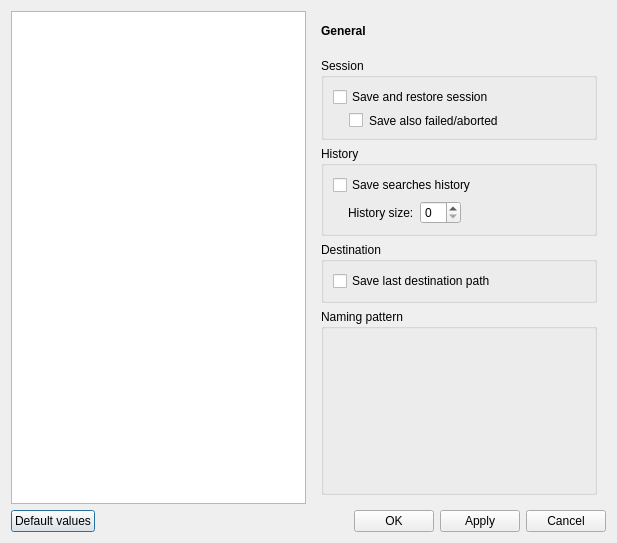
Old version of the form src/grooveoff/ConfigDialog.ui in the repository gcala/grooveoff.
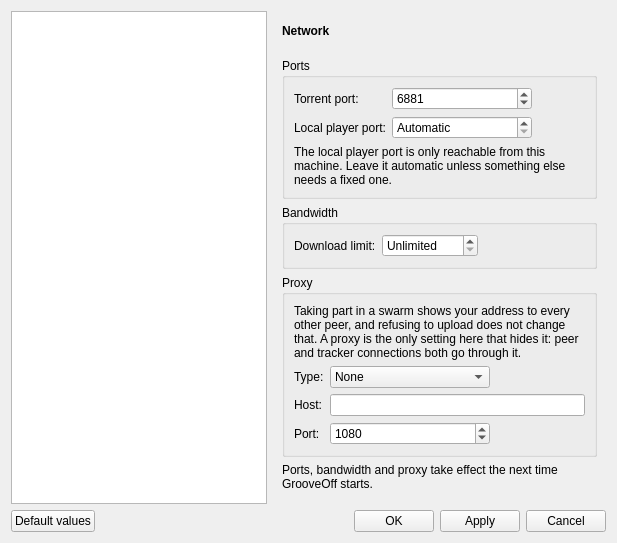
New version of the form. The open tabs and pages were chosen to show the change.

Commit message: Keep the cache under a ceiling, and say so in the settings

```diff
--- a/src/grooveoff/ConfigDialog.ui
+++ b/src/grooveoff/ConfigDialog.ui
@@ -31,7 +31,7 @@
        <property name="currentIndex">
         <number>0</number>
        </property>
-       <widget class="QWidget" name="generalSettingsPage">
+       <widget class="QWidget" name="playbackSettingsPage">
         <layout class="QVBoxLayout" name="verticalLayout_7">
          <item>
           <layout class="QHBoxLayout" name="horizontalLayout_3">
@@ -47,12 +47,12 @@
               </font>
              </property>
              <property name="text">
-              <string>General</string>
+              <string>Playback</string>
              </property>
             </widget>
            </item>
            <item>
-            <widget class="QLabel" name="generalPageIcon">
+            <widget class="QLabel" name="playbackPageIcon">
              <property name="sizePolicy">
               <sizepolicy hsizetype="Fixed" vsizetype="Preferred">
                <horstretch>0</horstretch>
@@ -79,25 +79,15 @@
           </layout>
          </item>
          <item>
-          <widget class="QGroupBox" name="groupBox_6">
+          <widget class="QGroupBox" name="startupBox">
            <property name="title">
-            <string>Session</string>
+            <string>Startup</string>
            </property>
            <layout class="QVBoxLayout" name="verticalLayout_9">
             <item>
-             <widget class="QCheckBox" name="saveSession">
+             <widget class="QCheckBox" name="restorePlayback">
               <property name="text">
-               <string>Save and restore session</string>
-              </property>
-             </widget>
-            </item>
-            <item>
-             <widget class="QCheckBox" name="saveAborted">
-              <property name="styleSheet">
-               <string notr="true">margin-left: 16px;</string>
-              </property>
-              <property name="text">
-               <string>Save also failed/aborted</string>
+               <string>Restore the track that was playing, paused</string>
               </property>
              </widget>
             </item>
@@ -105,31 +95,15 @@
           </widget>
          </item>
          <item>
-          <widget class="QGroupBox" name="groupBox">
-           <property name="font">
-            <font>
-             <weight>50</weight>
-             <bold>false</bold>
-            </font>
-           </property>
+          <widget class="QGroupBox" name="bufferingBox">
            <property name="title">
-            <string>History</string>
+            <string>Buffering</string>
            </property>
            <layout class="QVBoxLayout" name="verticalLayout_2">
-            <item>
-             <widget class="QCheckBox" name="saveSearches">
-              <property name="text">
-               <string>Save searches history</string>
-              </property>
-             </widget>
-            </item>
             <item>
              <layout class="QHBoxLayout" name="horizontalLayout_4">
-              <property name="leftMargin">
-               <number>15</number>
-              </property>
               <item>
-               <widget class="QLabel" name="label_3">
+               <widget class="QLabel" name="bufferSecondsLabel">
                 <property name="sizePolicy">
                  <sizepolicy hsizetype="Fixed" vsizetype="Preferred">
                   <horstretch>0</horstretch>
@@ -137,18 +111,30 @@
                  </sizepolicy>
                 </property>
                 <property name="text">
-                 <string>History size:</string>
+                 <string>Audio to keep ahead of the player:</string>
                 </property>
                </widget>
               </item>
               <item>
-               <widget class="QSpinBox" name="historySize">
+               <widget class="QSpinBox" name="bufferSeconds">
                 <property name="maximumSize">
                  <size>
-                  <width>100</width>
+                  <width>120</width>
                   <height>16777215</height>
                  </size>
                 </property>
+                <property name="suffix">
+                 <string> s</string>
+                </property>
+                <property name="minimum">
+                 <number>1</number>
+                </property>
+                <property name="maximum">
+                 <number>120</number>
+                </property>
+                <property name="value">
+                 <number>10</number>
+                </property>
                </widget>
               </item>
               <item>
@@ -166,50 +152,45 @@
               </item>
              </layout>
             </item>
-           </layout>
-          </widget>
-         </item>
-         <item>
-          <widget class="QGroupBox" name="groupBox_4">
-           <property name="title">
-            <string>Destination</string>
-           </property>
-           <layout class="QVBoxLayout" name="verticalLayout_6">
             <item>
-             <widget class="QCheckBox" name="saveDestination">
+             <widget class="QCheckBox" name="prefetchNext">
               <property name="text">
-               <string>Save last destination path</string>
+               <string>Bring up the next track while the current one plays</string>
               </property>
              </widget>
             </item>
-           </layout>
-          </widget>
-         </item>
-         <item>
-          <widget class="QGroupBox" name="groupBox_7">
-           <property name="title">
-            <string>Naming pattern</string>
-           </property>
-           <layout class="QVBoxLayout" name="verticalLayout_10">
             <item>
-             <spacer name="verticalSpacer">
-              <property name="orientation">
-               <enum>Qt::Vertical</enum>
+             <widget class="QLabel" name="prefetchHint">
+              <property name="text">
+               <string>Without this the playlist stops at every change of track, waiting for the next torrent to find its peers.</string>
               </property>
-              <property name="sizeHint" stdset="0">
-               <size>
-                <width>20</width>
-                <height>40</height>
-               </size>
+              <property name="wordWrap">
+               <bool>true</bool>
               </property>
-             </spacer>
+              <property name="styleSheet">
+               <string notr="true">margin-left: 20px;</string>
+              </property>
+             </widget>
             </item>
            </layout>
           </widget>
          </item>
+         <item>
+          <spacer name="verticalSpacer">
+           <property name="orientation">
+            <enum>Qt::Vertical</enum>
+           </property>
+           <property name="sizeHint" stdset="0">
+            <size>
+             <width>20</width>
+             <height>40</height>
+            </size>
+           </property>
+          </spacer>
+         </item>
         </layout>
        </widget>
-       <widget class="QWidget" name="performanceSettingsPage">
+       <widget class="QWidget" name="cacheSettingsPage">
         <layout class="QVBoxLayout" name="verticalLayout_5">
          <item>
           <layout class="QHBoxLayout" name="horizontalLayout_5">
@@ -225,12 +206,12 @@
               </font>
              </property>
              <property name="text">
-              <string>Performance</string>
+              <string>Cache</string>
              </property>
             </widget>
            </item>
            <item>
-            <widget class="QLabel" name="performancePageIcon">
+            <widget class="QLabel" name="cachePageIcon">
              <property name="sizePolicy">
               <sizepolicy hsizetype="Fixed" vsizetype="Preferred">
                <horstretch>0</horstretch>
@@ -257,41 +238,15 @@
           </layout>
          </item>
          <item>
-          <widget class="QGroupBox" name="groupBox_2">
+          <widget class="QGroupBox" name="cacheBox">
            <property name="title">
-            <string>Covers</string>
+            <string>Disk space</string>
            </property>
            <layout class="QVBoxLayout" name="verticalLayout_3">
             <item>
-             <widget class="QCheckBox" name="loadCovers">
-              <property name="text">
-               <string>Load covers</string>
-              </property>
-             </widget>
-            </item>
-            <item>
-             <widget class="QCheckBox" name="emptyCache">
-              <property name="styleSheet">
-               <string notr="true">margin-left: 16px;</string>
-              </property>
-              <property name="text">
-               <string>Empty covers cache on exit</string>
-              </property>
-             </widget>
-            </item>
-           </layout>
-          </widget>
-         </item>
-         <item>
-          <widget class="QGroupBox" name="groupBox_3">
-           <property name="title">
-            <string>Results</string>
-           </property>
-           <layout class="QVBoxLayout" name="verticalLayout_4">
-            <item>
-             <layout class="QHBoxLayout" name="horizontalLayout_6">
+             <layout class="QHBoxLayout" name="horizontalLayout_8">
               <item>
-               <widget class="QLabel" name="label_4">
+               <widget class="QLabel" name="cacheSizeLabel">
                 <property name="sizePolicy">
                  <sizepolicy hsizetype="Fixed" vsizetype="Preferred">
                   <horstretch>0</horstretch>
@@ -299,20 +254,32 @@
                  </sizepolicy>
                 </property>
                 <property name="text">
-                 <string>Limit search results:</string>
+                 <string>Keep at most:</string>
                 </property>
                </widget>
               </item>
               <item>
-               <widget class="QSpinBox" name="numResults">
+               <widget class="QSpinBox" name="cacheSize">
                 <property name="maximumSize">
                  <size>
-                  <width>100</width>
+                  <width>140</width>
                   <height>16777215</height>
                  </size>
                 </property>
+                <property name="suffix">
+                 <string> MB</string>
+                </property>
+                <property name="specialValueText">
+                 <string>No limit</string>
+                </property>
                 <property name="maximum">
-                 <number>999</number>
+                 <number>1048576</number>
+                </property>
+                <property name="singleStep">
+                 <number>256</number>
+                </property>
+                <property name="value">
+                 <number>2048</number>
                 </property>
                </widget>
               </item>
@@ -332,51 +299,40 @@
              </layout>
             </item>
             <item>
-             <widget class="QLabel" name="label_5">
+             <widget class="QLabel" name="cacheUsage">
               <property name="text">
-               <string>(0 means unlimited results)</string>
+               <string/>
               </property>
-              <property name="alignment">
-               <set>Qt::AlignCenter</set>
+             </widget>
+            </item>
+            <item>
+             <widget class="QLabel" name="cacheHint">
+              <property name="text">
+               <string>When the cache is full the least recently played torrents are thrown away. Nothing leaves your playlists: a track whose data are gone is simply fetched again the next time you play it.</string>
               </property>
+              <property name="wordWrap">
+               <bool>true</bool>
+              </property>
              </widget>
             </item>
-           </layout>
-          </widget>
-         </item>
-         <item>
-          <widget class="QGroupBox" name="groupBox_5">
-           <property name="title">
-            <string>Downloads</string>
-           </property>
-           <layout class="QVBoxLayout" name="verticalLayout_8">
             <item>
-             <layout class="QHBoxLayout" name="horizontalLayout_7">
+             <widget class="QCheckBox" name="emptyCacheOnExit">
+              <property name="text">
+               <string>Empty the cache when GrooveOff closes</string>
+              </property>
+             </widget>
+            </item>
+            <item>
+             <layout class="QHBoxLayout" name="horizontalLayout_9">
               <item>
-               <widget class="QLabel" name="label_6">
+               <widget class="QPushButton" name="emptyCacheButton">
                 <property name="text">
-                 <string>Max simultaneous downloads:</string>
+                 <string>Empty the cache now</string>
                 </property>
                </widget>
               </item>
               <item>
-               <widget class="QSpinBox" name="maxDownloads">
-                <property name="maximumSize">
-                 <size>
-                  <width>100</width>
-                  <height>16777215</height>
-                 </size>
-                </property>
-                <property name="minimum">
-                 <number>1</number>
-                </property>
-                <property name="value">
-                 <number>5</number>
-                </property>
-               </widget>
-              </item>
-              <item>
-               <spacer name="horizontalSpacer_4">
+               <spacer name="horizontalSpacer_5">
                 <property name="orientation">
                  <enum>Qt::Horizontal</enum>
                 </property>
@@ -390,15 +346,189 @@
               </item>
              </layout>
             </item>
+           </layout>
+          </widget>
+         </item>
+         <item>
+          <spacer name="verticalSpacer_2">
+           <property name="orientation">
+            <enum>Qt::Vertical</enum>
+           </property>
+           <property name="sizeHint" stdset="0">
+            <size>
+             <width>238</width>
+             <height>60</height>
+            </size>
+           </property>
+          </spacer>
+         </item>
+        </layout>
+       </widget>
+       <widget class="QWidget" name="networkSettingsPage">
+        <layout class="QVBoxLayout" name="verticalLayout_11">
+         <item>
+          <layout class="QHBoxLayout" name="horizontalLayout_10">
+           <property name="bottomMargin">
+            <number>10</number>
+           </property>
+           <item>
+            <widget class="QLabel" name="label_7">
+             <property name="font">
+              <font>
+               <weight>75</weight>
+               <bold>true</bold>
+              </font>
+             </property>
+             <property name="text">
+              <string>Network</string>
+             </property>
+            </widget>
+           </item>
+           <item>
+            <widget class="QLabel" name="networkPageIcon">
+             <property name="sizePolicy">
+              <sizepolicy hsizetype="Fixed" vsizetype="Preferred">
+               <horstretch>0</horstretch>
+               <verstretch>0</verstretch>
+              </sizepolicy>
+             </property>
+             <property name="minimumSize">
+              <size>
+               <width>22</width>
+               <height>22</height>
+              </size>
+             </property>
+             <property name="maximumSize">
+              <size>
+               <width>22</width>
+               <height>22</height>
+              </size>
+             </property>
+             <property name="text">
+              <string/>
+             </property>
+            </widget>
+           </item>
+          </layout>
+         </item>
+         <item>
+          <widget class="QGroupBox" name="portsBox">
+           <property name="title">
+            <string>Ports</string>
+           </property>
+           <layout class="QFormLayout" name="formLayout">
+            <item row="0" column="0">
+             <widget class="QLabel" name="listenPortLabel">
+              <property name="text">
+               <string>Torrent port:</string>
+              </property>
+             </widget>
+            </item>
+            <item row="0" column="1">
+             <widget class="QSpinBox" name="listenPort">
+              <property name="maximumSize">
+               <size>
+                <width>140</width>
+                <height>16777215</height>
+               </size>
+              </property>
+              <property name="minimum">
+               <number>1024</number>
+              </property>
+              <property name="maximum">
+               <number>65535</number>
+              </property>
+              <property name="value">
+               <number>6881</number>
+              </property>
+             </widget>
+            </item>
+            <item row="1" column="0">
+             <widget class="QLabel" name="streamPortLabel">
+              <property name="text">
+               <string>Local player port:</string>
+              </property>
+             </widget>
+            </item>
+            <item row="1" column="1">
+             <widget class="QSpinBox" name="streamPort">
+              <property name="maximumSize">
+               <size>
+                <width>140</width>
+                <height>16777215</height>
+               </size>
+              </property>
+              <property name="specialValueText">
+               <string>Automatic</string>
+              </property>
+              <property name="maximum">
+               <number>65535</number>
+              </property>
+             </widget>
+            </item>
+            <item row="2" column="0" colspan="2">
+             <widget class="QLabel" name="streamPortHint">
+              <property name="text">
+               <string>The local player port is only reachable from this machine. Leave it automatic unless something else needs a fixed one.</string>
+              </property>
+              <property name="wordWrap">
+               <bool>true</bool>
+              </property>
+             </widget>
+            </item>
+           </layout>
+          </widget>
+         </item>
+         <item>
+          <widget class="QGroupBox" name="bandwidthBox">
+           <property name="title">
+            <string>Bandwidth</string>
+           </property>
+           <layout class="QHBoxLayout" name="horizontalLayout_11">
             <item>
-             <spacer name="verticalSpacer_2">
+             <widget class="QLabel" name="downloadRateLabel">
+              <property name="sizePolicy">
+               <sizepolicy hsizetype="Fixed" vsizetype="Preferred">
+                <horstretch>0</horstretch>
+                <verstretch>0</verstretch>
+               </sizepolicy>
+              </property>
+              <property name="text">
+               <string>Download limit:</string>
+              </property>
+             </widget>
+            </item>
+            <item>
+             <widget class="QSpinBox" name="downloadRateLimit">
+              <property name="maximumSize">
+               <size>
+                <width>160</width>
+                <height>16777215</height>
+               </size>
+              </property>
+              <property name="suffix">
+               <string> KB/s</string>
+              </property>
+              <property name="specialValueText">
+               <string>Unlimited</string>
+              </property>
+              <property name="maximum">
+               <number>102400</number>
+              </property>
+              <property name="singleStep">
+               <number>50</number>
+              </property>
+             </widget>
+            </item>
+            <item>
+             <spacer name="horizontalSpacer_6">
               <property name="orientation">
-               <enum>Qt::Vertical</enum>
+               <enum>Qt::Horizontal</enum>
               </property>
               <property name="sizeHint" stdset="0">
                <size>
-                <width>238</width>
-                <height>137</height>
+                <width>40</width>
+                <height>20</height>
                </size>
               </property>
              </spacer>
@@ -406,6 +536,120 @@
            </layout>
           </widget>
          </item>
+         <item>
+          <widget class="QGroupBox" name="proxyBox">
+           <property name="title">
+            <string>Proxy</string>
+           </property>
+           <layout class="QVBoxLayout" name="verticalLayout_12">
+            <item>
+             <widget class="QLabel" name="proxyHint">
+              <property name="text">
+               <string>Taking part in a swarm shows your address to every other peer, and refusing to upload does not change that. A proxy is the only setting here that hides it: peer and tracker connections both go through it.</string>
+              </property>
+              <property name="wordWrap">
+               <bool>true</bool>
+              </property>
+             </widget>
+            </item>
+            <item>
+             <layout class="QFormLayout" name="formLayout_2">
+              <item row="0" column="0">
+               <widget class="QLabel" name="proxyTypeLabel">
+                <property name="text">
+                 <string>Type:</string>
+                </property>
+               </widget>
+              </item>
+              <item row="0" column="1">
+               <widget class="QComboBox" name="proxyType">
+                <property name="maximumSize">
+                 <size>
+                  <width>160</width>
+                  <height>16777215</height>
+                 </size>
+                </property>
+                <item>
+                 <property name="text">
+                  <string>None</string>
+                 </property>
+                </item>
+                <item>
+                 <property name="text">
+                  <string>SOCKS5</string>
+                 </property>
+                </item>
+                <item>
+                 <property name="text">
+                  <string>HTTP</string>
+                 </property>
+                </item>
+               </widget>
+              </item>
+              <item row="1" column="0">
+               <widget class="QLabel" name="proxyHostLabel">
+                <property name="text">
+                 <string>Host:</string>
+                </property>
+               </widget>
+              </item>
+              <item row="1" column="1">
+               <widget class="QLineEdit" name="proxyHost"/>
+              </item>
+              <item row="2" column="0">
+               <widget class="QLabel" name="proxyPortLabel">
+                <property name="text">
+                 <string>Port:</string>
+                </property>
+               </widget>
+              </item>
+              <item row="2" column="1">
+               <widget class="QSpinBox" name="proxyPort">
+                <property name="maximumSize">
+                 <size>
+                  <width>160</width>
+                  <height>16777215</height>
+                 </size>
+                </property>
+                <property name="minimum">
+                 <number>1</number>
+                </property>
+                <property name="maximum">
+                 <number>65535</number>
+                </property>
+                <property name="value">
+                 <number>1080</number>
+                </property>
+               </widget>
+              </item>
+             </layout>
+            </item>
+           </layout>
+          </widget>
+         </item>
+         <item>
+          <widget class="QLabel" name="restartHint">
+           <property name="text">
+            <string>Ports, bandwidth and proxy take effect the next time GrooveOff starts.</string>
+           </property>
+           <property name="wordWrap">
+            <bool>true</bool>
+           </property>
+          </widget>
+         </item>
+         <item>
+          <spacer name="verticalSpacer_3">
+           <property name="orientation">
+            <enum>Qt::Vertical</enum>
+           </property>
+           <property name="sizeHint" stdset="0">
+            <size>
+             <width>20</width>
+             <height>20</height>
+            </size>
+           </property>
+          </spacer>
+         </item>
         </layout>
        </widget>
       </widget>
```
The commit also changes 18 other files.
